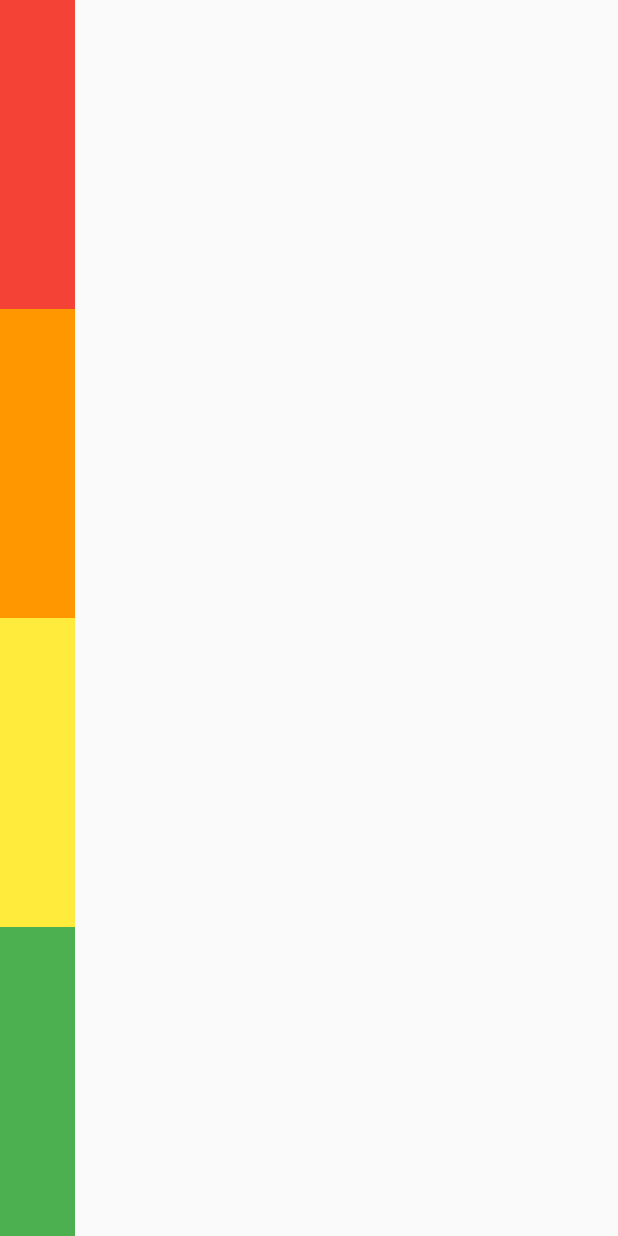
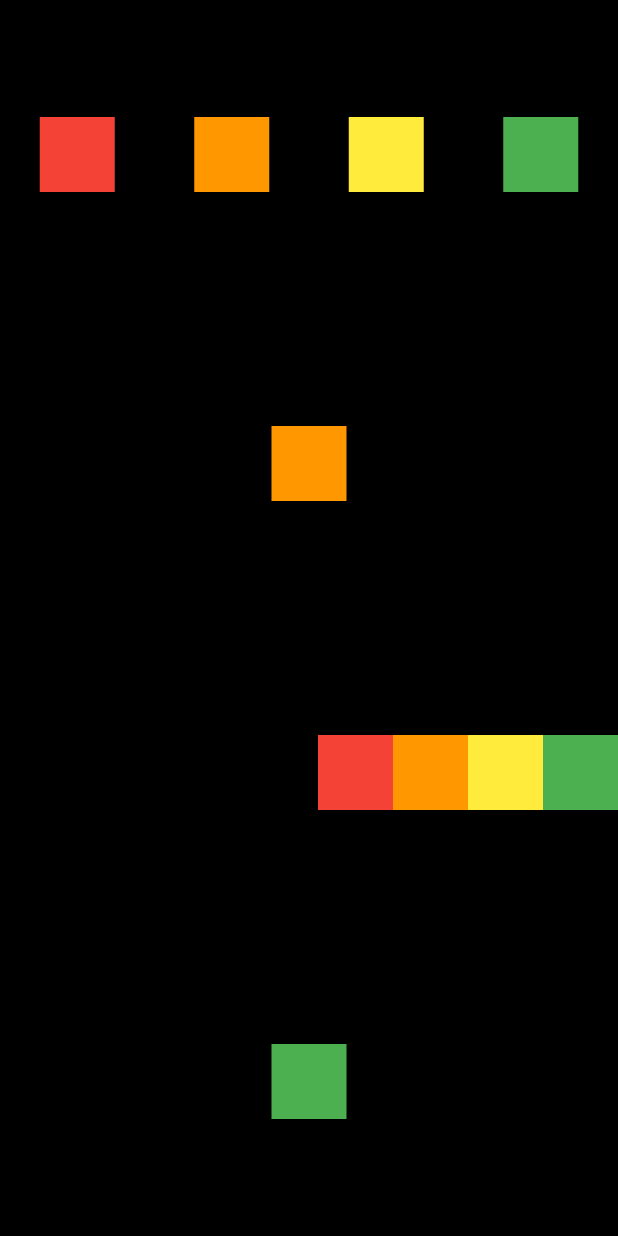
Before and after one commit to 061116pjh/flutter_projects, a Flutter app: the screen it shows after launch, on a phone screen of 412 x 824 dp. Run offline on Flutter 3.47's test engine with Material 2 defaults, Android fonts, the phone set to English and light mode, and no system bars.

Commit message:
FEAT: 실습 과제

```diff
--- a/row_and_column/lib/screen/home_screen.dart
+++ b/row_and_column/lib/screen/home_screen.dart
@@ -44,33 +44,112 @@ class HomeScreen extends StatelessWidget {
               // Flexible - 빈 공간을 버림
               // flex - 비율
               Expanded(
-                child: Container(
+                child: Row(
+                  mainAxisAlignment: MainAxisAlignment.spaceAround,
+                  children: [
+                    Container(
                       color: Colors.red,
                       width: 50.0,
                       height: 50.0,
                     ),
-              ),
-              Expanded(
-                child: Container(
+                    Container(
                       color: Colors.orange,
                       width: 50.0,
                       height: 50.0,
                     ),
-              ),
-              Expanded(
-                child: Container(
+                    Container(
                       color: Colors.yellow,
                       width: 50.0,
                       height: 50.0,
                     ),
-              ),
-              Expanded(
-                child: Container(
+                    Container(
                       color: Colors.green,
                       width: 50.0,
                       height: 50.0,
                     ),
+                  ],
                 ),
+              ),
+              Expanded(
+                child: Row(
+                  mainAxisAlignment: MainAxisAlignment.center,
+                  children: [
+                    Container(
+                      color: Colors.orange,
+                      width: 50.0,
+                      height: 50.0,
+                    ),
+                  ],
+                ),
+              ),
+              Expanded(
+                child: Row(
+                  mainAxisAlignment: MainAxisAlignment.end,
+                  children: [
+                    Container(
+                      color: Colors.red,
+                      width: 50.0,
+                      height: 50.0,
+                    ),
+                    Container(
+                      color: Colors.orange,
+                      width: 50.0,
+                      height: 50.0,
+                    ),
+                    Container(
+                      color: Colors.yellow,
+                      width: 50.0,
+                      height: 50.0,
+                    ),
+                    Container(
+                      color: Colors.green,
+                      width: 50.0,
+                      height: 50.0,
+                    ),
+                  ],
+                ),
+              ),
+              Expanded(
+                child: Row(
+                  mainAxisAlignment: MainAxisAlignment.center,
+                  children: [
+                    Container(
+                      color: Colors.green,
+                      width: 50.0,
+                      height: 50.0,
+                    ),
+                  ],
+                ),
+              ),
+
+              // Expanded(
+              //   child: Container(
+              //     color: Colors.red,
+              //     width: 50.0,
+              //     height: 50.0,
+              //   ),
+              // ),
+              // Expanded(
+              //   child: Container(
+              //     color: Colors.orange,
+              //     width: 50.0,
+              //     height: 50.0,
+              //   ),
+              // ),
+              // Expanded(
+              //   child: Container(
+              //     color: Colors.yellow,
+              //     width: 50.0,
+              //     height: 50.0,
+              //   ),
+              // ),
+              // Expanded(
+              //   child: Container(
+              //     color: Colors.green,
+              //     width: 50.0,
+              //     height: 50.0,
+              //   ),
+              // ),
             ],
           ),
         ),
```
Lines whose indentation alone changed are shown as unchanged.
